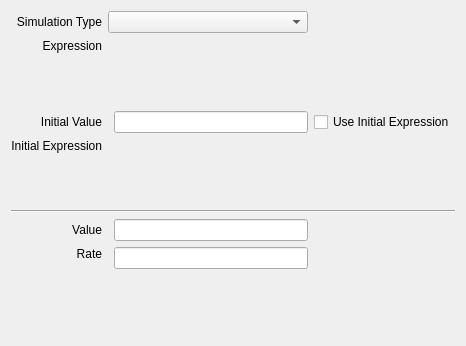
Above: copasi/UI/CQModelValue.ui from copasi/COPASI before the change. Below: the same form after it.
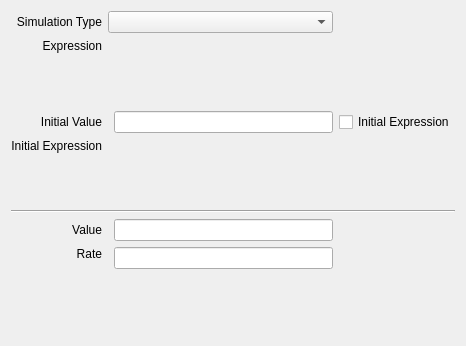
That is the form after the change. Custom widgets are drawn as their Qt base class.

Commit message: - Use Initial Expression -> initial expression - always have delay expression visible but deactivated

Diff of the .ui file:
```diff
--- a/copasi/UI/CQModelValue.ui
+++ b/copasi/UI/CQModelValue.ui
@@ -126,7 +126,7 @@
    <item row="2" column="3">
     <widget class="QCheckBox" name="mpBoxUseInitialExpression">
      <property name="text">
-      <string>Use Initial Expression</string>
+      <string>Initial Expression</string>
      </property>
     </widget>
    </item>
```
Left out of the diff: 21 changed lines with no effect on the pictures. The commit also changes 3 other files.
